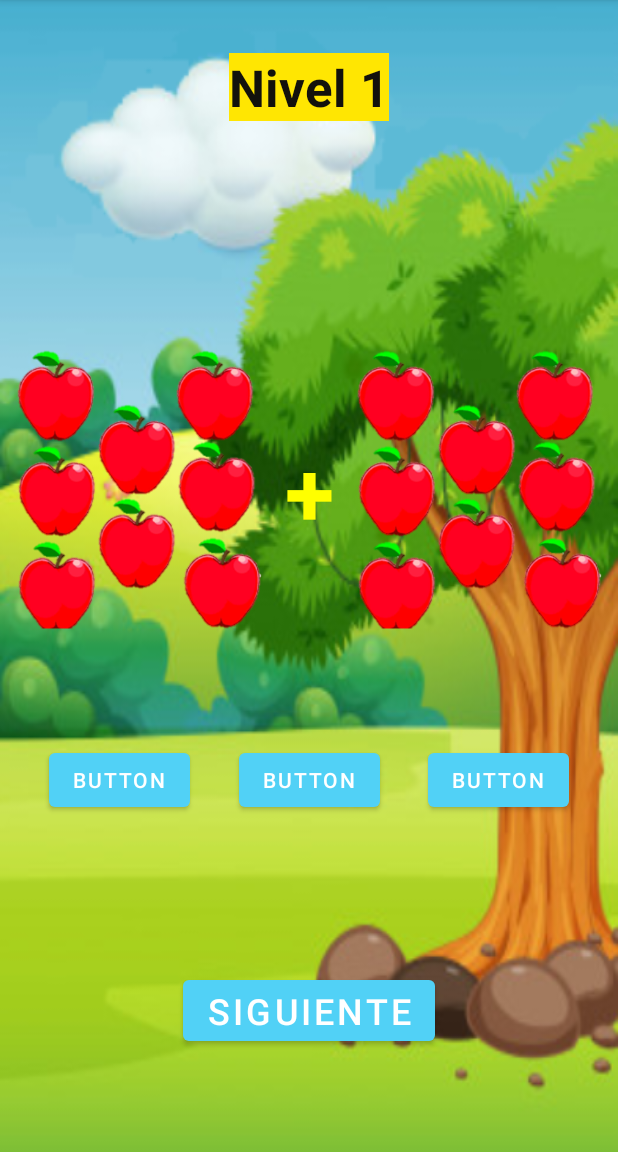
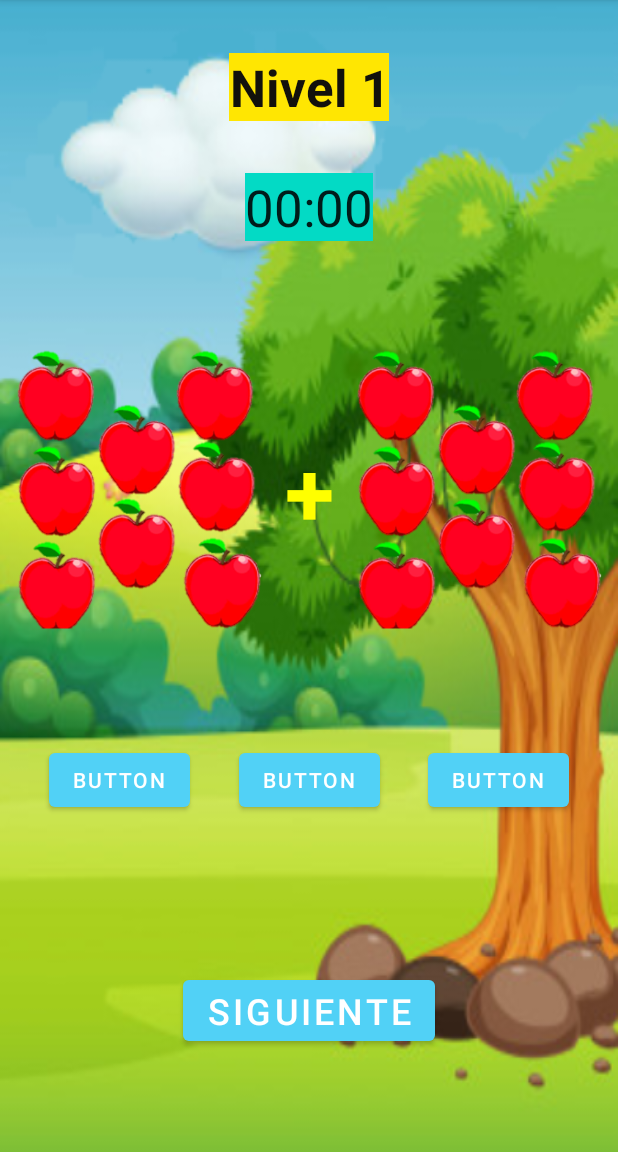
Before and after one commit to JessicaSantiagoQuijano/EasyMath, an Android app: the screen it shows after launch (SecondActivity2), after a tap on an icon or button, on a phone screen of 412 x 824 dp, the part 84-1236 px from its top. Run offline under Robolectric (Android 15) with nearby library versions, the phone set to English and light mode, and no system bars.

Commit message:
Cronómetro agregado :)

```diff
--- a/app/src/main/java/mx/edu/unpa/JSQ_SQO/SecondActivity2.java
+++ b/app/src/main/java/mx/edu/unpa/JSQ_SQO/SecondActivity2.java
@@ -5,9 +5,12 @@ import androidx.constraintlayout.widget.ConstraintLayout;
 
 import android.content.Intent;
 import android.os.Bundle;
+import android.os.SystemClock;
 import android.view.View;
+import android.widget.Chronometer;
 import android.widget.ImageView;
 import android.widget.TextView;
+import android.widget.Toast;
 
 import java.util.Random;
 
@@ -19,6 +22,7 @@ public class SecondActivity2 extends AppCompatActivity {
     private TextView tvOp;
     private TextView tvNivel;
     private int nivel;
+    private Chronometer cronometro;
 
     //PROBANDO LAS IMAGENES PARA VER QUE NO TENGA FONDOS
     //COMENTARIOS
@@ -50,11 +54,14 @@ public class SecondActivity2 extends AppCompatActivity {
 
         // Obtenemos el ConstraintLayout
         cl = (ConstraintLayout) findViewById(R.id.cl);
-        // Obtenemos el TextView para mostrar el símbolo de la operación.
-        tvOp = (TextView) findViewById(R.id.txtOp);
         // Obtenemos el TextView para mostrar el nivel.
         tvNivel = (TextView) findViewById(R.id.txtNivel);
         nivel=1;
+        // Obtenemos el cronómetro para mostrar el tiempo transcurrido.
+        cronometro = (Chronometer) findViewById(R.id.crono);
+        startCronometro();// Iniciamos el cronometro.
+        // Obtenemos el TextView para mostrar el símbolo de la operación.
+        tvOp = (TextView) findViewById(R.id.txtOp);
         // Obtenemos los ImageView para mostrar las imágenes de los objetos.
         iv = (ImageView) findViewById(R.id.imgRandom);
         iv_2 = (ImageView) findViewById(R.id.imgRandom2);
@@ -71,6 +78,7 @@ public class SecondActivity2 extends AppCompatActivity {
             tvNivel.setText("Nivel " + nivel);
             setImageOp(extras.getInt("idButton"));
         }else{
+            stopCronometro();
             Intent _intent = new Intent(SecondActivity2.this, ThirdActivity.class);
             startActivity(_intent);
         }
@@ -122,18 +130,21 @@ public class SecondActivity2 extends AppCompatActivity {
             case R.id.btnDiv:
                 resource = imagenesID_4[rgenerador.nextInt(imagenesID_4.length)];
                 resource_2 = imagenesID_5[rgenerador_2.nextInt(imagenesID_5.length)];
-//                boolean aux=rgenerador.nextBoolean();
-//                if(aux) {
-//                    resource = imagenesID_4[rgenerador.nextInt(imagenesID_4.length)];
-//                    resource_2 = imagenesID_4[rgenerador_2.nextInt(imagenesID_4.length)];
-//                }else{
-//                    resource = imagenesID_5[rgenerador.nextInt(imagenesID_5.length)];
-//                    resource_2 = imagenesID_5[rgenerador_2.nextInt(imagenesID_5.length)];
-//                }
                 break;
         }
         iv.setImageResource(resource);
         iv_2.setImageResource(resource_2);
     }
 
+    public void startCronometro(){
+        cronometro.setBase(SystemClock.elapsedRealtime());
+        cronometro.start();
+    }
+
+    public void stopCronometro(){
+        cronometro.stop();
+        long tiempoT = SystemClock.elapsedRealtime() - cronometro.getBase();
+        Toast.makeText(this, "Tiempo: "+tiempoT, Toast.LENGTH_LONG).show();
+    }
+
 }
--- a/app/src/main/res/layout/activity_second2.xml
+++ b/app/src/main/res/layout/activity_second2.xml
@@ -9,12 +9,24 @@
     android:orientation="vertical"
     tools:context=".SecondActivity2">
 
+    <Chronometer
+        android:id="@+id/crono"
+        android:layout_width="wrap_content"
+        android:layout_height="wrap_content"
+
+        android:background="@color/teal_200"
+        android:textSize="34sp"
+        app:layout_constraintEnd_toEndOf="parent"
+        app:layout_constraintStart_toStartOf="parent"
+        app:layout_constraintTop_toTopOf="@+id/guideline16" />
+
     <TextView
         android:id="@+id/txtNivel"
         android:layout_width="wrap_content"
         android:layout_height="wrap_content"
         android:background="#FFE602"
         android:text="Nivel 1"
+        android:textAlignment="center"
         android:textColor="#12110C"
         android:textSize="34sp"
         android:textStyle="bold"
```
